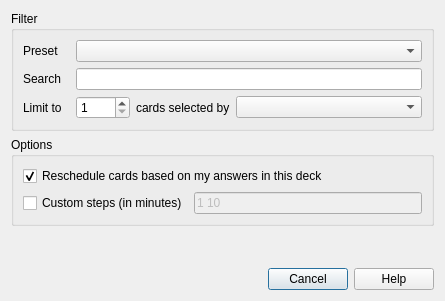
Before: the Qt Designer form designer/dyndconf.ui in ankitects/anki, drawn with Qt 5.
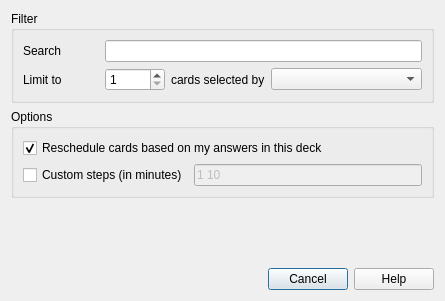
After: the same form once the commit is applied.

Diff of the .ui file:
```diff
--- a/designer/dyndconf.ui
+++ b/designer/dyndconf.ui
@@ -20,21 +20,21 @@
       <string>Filter</string>
      </property>
      <layout class="QGridLayout" name="gridLayout">
-      <item row="2" column="0">
+      <item row="1" column="0">
        <widget class="QLabel" name="label_5">
         <property name="text">
          <string>Limit to</string>
         </property>
        </widget>
       </item>
-      <item row="1" column="0">
+      <item row="0" column="0">
        <widget class="QLabel" name="label_2">
         <property name="text">
          <string>Search</string>
         </property>
        </widget>
       </item>
-      <item row="2" column="1">
+      <item row="1" column="1">
        <widget class="QSpinBox" name="limit">
         <property name="maximumSize">
          <size>
@@ -50,29 +50,19 @@
         </property>
        </widget>
       </item>
-      <item row="2" column="2">
+      <item row="1" column="2">
        <widget class="QLabel" name="label">
         <property name="text">
          <string>cards selected by</string>
         </property>
        </widget>
       </item>
-      <item row="1" column="1" colspan="6">
+      <item row="0" column="1" colspan="4">
        <widget class="QLineEdit" name="search"/>
       </item>
-      <item row="2" column="3" colspan="4">
+      <item row="1" column="3" colspan="2">
        <widget class="QComboBox" name="order"/>
       </item>
-      <item row="0" column="1" colspan="6">
-       <widget class="QComboBox" name="examples"/>
-      </item>
-      <item row="0" column="0">
-       <widget class="QLabel" name="label_3">
-        <property name="text">
-         <string>Preset</string>
-        </property>
-       </widget>
-      </item>
      </layout>
     </widget>
    </item>
```
